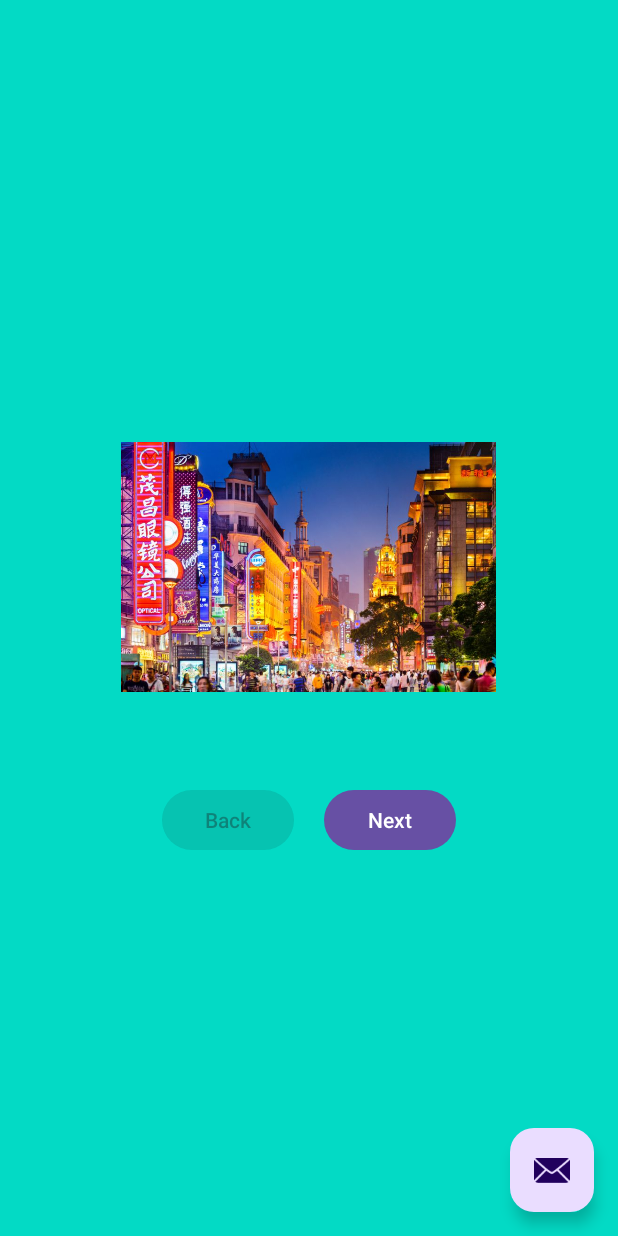
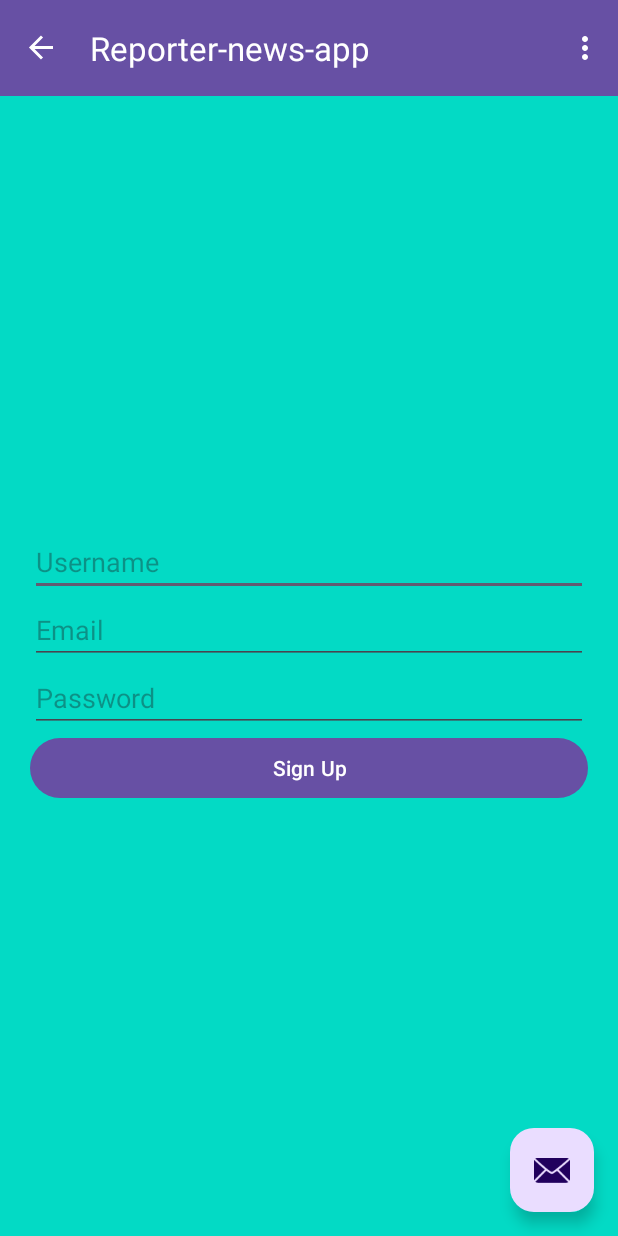
Before and after one commit to SenithuJkdy/infosnap-android, an Android app: the screen it shows after launch (MainActivity), on a phone screen of 412 x 824 dp. Run offline under Robolectric (Android 15) with nearby library versions, the phone set to English and light mode, and no system bars; our stand-ins replace navigation-ui.

Commit message:
feat: add signup page

```diff
--- a/app/build.gradle.kts
+++ b/app/build.gradle.kts
@@ -50,6 +50,7 @@ dependencies {
     implementation(libs.androidx.navigation.ui.ktx)
     implementation(libs.androidx.legacy.support.v4)
     implementation(libs.androidx.fragment.ktx)
+    implementation(libs.androidx.annotation)
     testImplementation(libs.junit)
     androidTestImplementation(libs.androidx.junit)
     androidTestImplementation(libs.androidx.espresso.core)
--- a/app/src/main/java/com/example/reporter_news_app/ui/landing/LandingFragment.kt
+++ b/app/src/main/java/com/example/reporter_news_app/ui/landing/LandingFragment.kt
@@ -33,12 +33,12 @@ class LandingFragment : Fragment() {
                 binding.nextButton.text = "Next"
             }
 
+            // Redirect after Get Started button clicked
             if (binding.nextButton.text == "Get Started"){
                 binding.nextButton.setOnClickListener {
-                    findNavController().navigate(R.id.nav_home) // Redirect to HomeFragment
+                    findNavController().navigate(R.id.nav_gallery) // Redirect to HomeFragment
                 }
             }
-
 
 
             // Enable/Disable Back Button
--- /dev/null
+++ b/app/src/main/java/com/example/reporter_news_app/ui/signup/SignUpFragment.kt
@@ -0,0 +1,56 @@
+package com.example.reporter_news_app.ui.signup
+
+import androidx.fragment.app.viewModels
+import android.os.Bundle
+import androidx.fragment.app.Fragment
+import android.view.LayoutInflater
+import android.view.View
+import android.view.ViewGroup
+import android.widget.Toast
+import androidx.lifecycle.ViewModelProvider
+import androidx.navigation.fragment.findNavController
+import com.example.reporter_news_app.R
+import com.example.reporter_news_app.databinding.FragmentSignUpBinding
+
+class SignUpFragment : Fragment() {
+
+    private lateinit var viewModel: SignUpViewModel
+    private var _binding: FragmentSignUpBinding? = null
+    private val binding get() = _binding!!
+
+    override fun onCreateView(
+        inflater: LayoutInflater, container: ViewGroup?,
+        savedInstanceState: Bundle?
+    ): View {
+        _binding = FragmentSignUpBinding.inflate(inflater, container, false)
+        return binding.root
+    }
+
+    override fun onViewCreated(view: View, savedInstanceState: Bundle?) {
+        super.onViewCreated(view, savedInstanceState)
+
+        viewModel = ViewModelProvider(this).get(SignUpViewModel::class.java)
+
+        binding.signUpButton.setOnClickListener {
+            val username = binding.usernameEditText.text.toString()
+            val email = binding.emailEditText.text.toString()
+            val password = binding.passwordEditText.text.toString()
+
+            viewModel.signUp(username, email, password)
+        }
+
+        viewModel.signUpState.observe(viewLifecycleOwner) { success ->
+            if (success) {
+                Toast.makeText(requireContext(), "Sign-Up Successful!", Toast.LENGTH_SHORT).show()
+                findNavController().navigate(R.id.nav_home) // Redirect to Home
+            } else {
+                Toast.makeText(requireContext(), "Sign-Up Failed. Check inputs.", Toast.LENGTH_SHORT).show()
+            }
+        }
+    }
+
+    override fun onDestroyView() {
+        super.onDestroyView()
+        _binding = null
+    }
+}
--- /dev/null
+++ b/app/src/main/java/com/example/reporter_news_app/ui/signup/SignUpViewModel.kt
@@ -0,0 +1,16 @@
+package com.example.reporter_news_app.ui.signup
+
+import androidx.lifecycle.LiveData
+import androidx.lifecycle.MutableLiveData
+import androidx.lifecycle.ViewModel
+
+class SignUpViewModel : ViewModel() {
+
+    private val _signUpState = MutableLiveData<Boolean>()
+    val signUpState: LiveData<Boolean> get() = _signUpState
+
+    fun signUp(username: String, email: String, password: String) {
+        // Simulate a sign-up process (Replace this with API call)
+        _signUpState.value = username.isNotEmpty() && email.contains("@") && password.length >= 6
+    }
+}
--- /dev/null
+++ b/app/src/main/res/layout/fragment_sign_up.xml
@@ -0,0 +1,39 @@
+<?xml version="1.0" encoding="utf-8"?>
+<LinearLayout xmlns:android="http://schemas.android.com/apk/res/android"
+    xmlns:tools="http://schemas.android.com/tools"
+    android:layout_width="match_parent"
+    android:layout_height="match_parent"
+    android:orientation="vertical"
+    android:gravity="center"
+    android:padding="20dp"
+    tools:context=".ui.signup.SignUpFragment">
+
+
+        <EditText
+            android:id="@+id/usernameEditText"
+            android:layout_width="match_parent"
+            android:layout_height="wrap_content"
+            android:hint="Username"/>
+
+        <EditText
+            android:id="@+id/emailEditText"
+            android:layout_width="match_parent"
+            android:layout_height="wrap_content"
+            android:hint="Email"
+            android:inputType="textEmailAddress"/>
+
+        <EditText
+            android:id="@+id/passwordEditText"
+            android:layout_width="match_parent"
+            android:layout_height="wrap_content"
+            android:hint="Password"
+            android:inputType="textPassword"/>
+
+        <Button
+            android:id="@+id/signUpButton"
+            android:layout_width="match_parent"
+            android:layout_height="wrap_content"
+            android:text="Sign Up"/>
+
+
+</LinearLayout>
--- a/app/src/main/res/navigation/mobile_navigation.xml
+++ b/app/src/main/res/navigation/mobile_navigation.xml
@@ -3,7 +3,14 @@
     xmlns:app="http://schemas.android.com/apk/res-auto"
     xmlns:tools="http://schemas.android.com/tools"
     android:id="@+id/mobile_navigation"
-    app:startDestination="@+id/landing">
+    app:startDestination="@+id/signup">
+
+
+    <fragment
+        android:id="@+id/signup"
+        android:name="com.example.reporter_news_app.ui.signup.SignUpFragment"
+        android:layout_width="match_parent"
+        android:layout_height="match_parent"/>
 
     <fragment
         android:id="@+id/landing"
--- a/app/src/main/res/values/dimens.xml
+++ b/app/src/main/res/values/dimens.xml
@@ -5,4 +5,7 @@
     <dimen name="nav_header_vertical_spacing">8dp</dimen>
     <dimen name="nav_header_height">176dp</dimen>
     <dimen name="fab_margin">16dp</dimen>
+    <!-- Default screen margins, per the Android Design guidelines. -->
+    <dimen name="fragment_horizontal_margin">16dp</dimen>
+    <dimen name="fragment_vertical_margin">16dp</dimen>
 </resources>
--- a/gradle/libs.versions.toml
+++ b/gradle/libs.versions.toml
@@ -14,6 +14,7 @@ navigationFragmentKtx = "2.8.5"
 navigationUiKtx = "2.8.5"
 legacySupportV4 = "1.0.0"
 fragmentKtx = "1.8.5"
+annotation = "1.9.1"
 
 [libraries]
 androidx-core-ktx = { group = "androidx.core", name = "core-ktx", version.ref = "coreKtx" }
@@ -29,6 +30,7 @@ androidx-navigation-fragment-ktx = { group = "androidx.navigation", name = "navi
 androidx-navigation-ui-ktx = { group = "androidx.navigation", name = "navigation-ui-ktx", version.ref = "navigationUiKtx" }
 androidx-legacy-support-v4 = { group = "androidx.legacy", name = "legacy-support-v4", version.ref = "legacySupportV4" }
 androidx-fragment-ktx = { group = "androidx.fragment", name = "fragment-ktx", version.ref = "fragmentKtx" }
+androidx-annotation = { group = "androidx.annotation", name = "annotation", version.ref = "annotation" }
 
 [plugins]
 android-application = { id = "com.android.application", version.ref = "agp" }
```
Also changed, not shown: app/src/main/res/values/strings.xml (+9 -0 lines).
